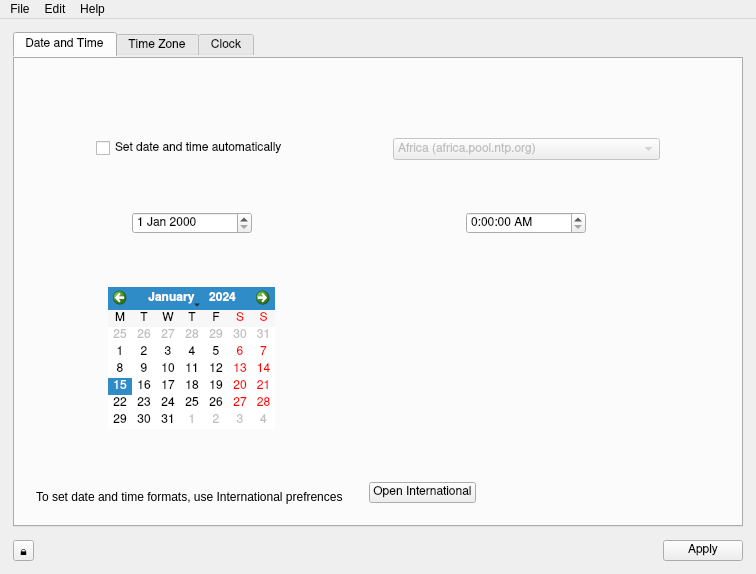
Above: Under Construction/Date and Time.app/Resources/date_and_time.ui from helloSystem/Utilities before the change. Below: the same form after it.
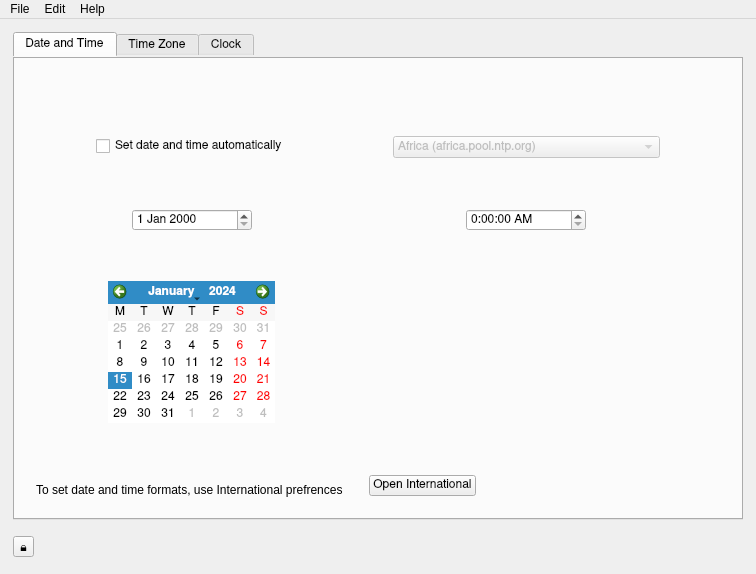
That is the form after the change. Icons and pictures are not drawn. Custom widgets are drawn as their Qt base class.

The edit to the form file:
```diff
--- a/Under Construction/Date and Time.app/Resources/date_and_time.ui
+++ b/Under Construction/Date and Time.app/Resources/date_and_time.ui
@@ -725,6 +725,16 @@
         </property>
        </widget>
       </item>
+      <item>
+       <widget class="QLabel" name="error_message_label">
+        <property name="text">
+         <string>&lt;html&gt;&lt;head/&gt;&lt;body&gt;&lt;p&gt;&lt;br/&gt;&lt;/p&gt;&lt;/body&gt;&lt;/html&gt;</string>
+        </property>
+        <property name="textFormat">
+         <enum>Qt::RichText</enum>
+        </property>
+       </widget>
+      </item>
       <item>
        <spacer name="horizontalSpacer">
         <property name="orientation">
@@ -738,18 +748,6 @@
         </property>
        </spacer>
       </item>
-      <item>
-       <widget class="QPushButton" name="pushButton">
-        <property name="font">
-         <font>
-          <family>Nimbus Sans</family>
-         </font>
-        </property>
-        <property name="text">
-         <string>Apply</string>
-        </property>
-       </widget>
-      </item>
      </layout>
     </item>
    </layout>
```
